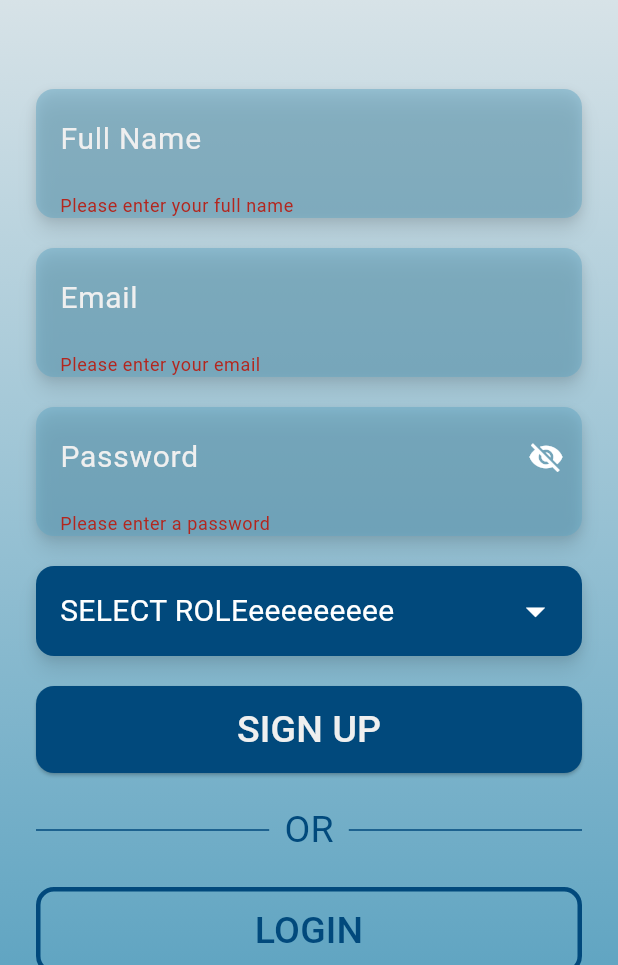
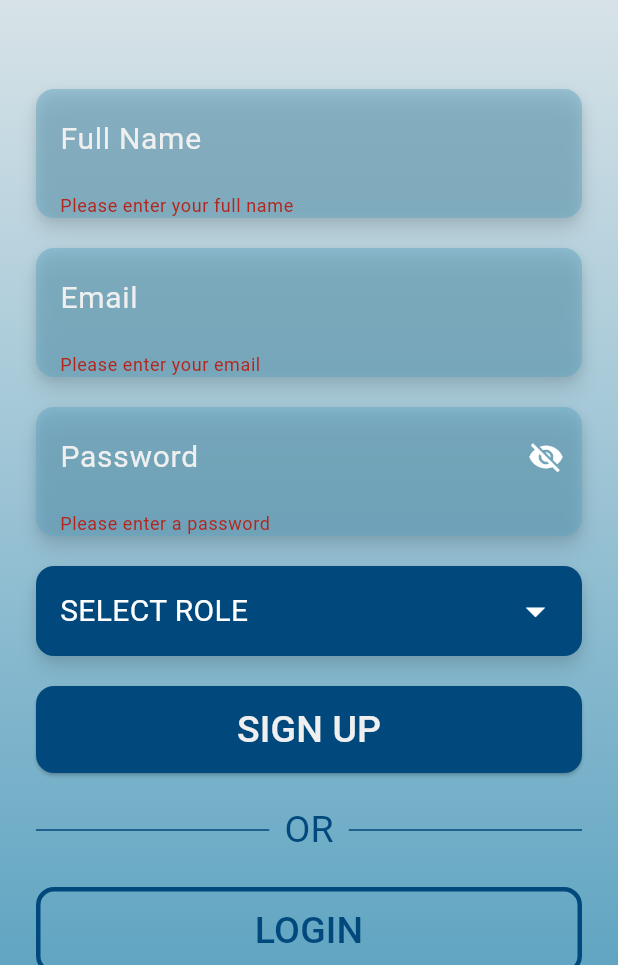
Before and after one commit to seifmohamed3110/skill_sync, a Flutter app: the SignUpScreen screen opened by its route, after a tap on "SIGN UP", on a phone screen of 412 x 824 dp, the part 271-1236 px from its top. Run offline on Flutter 3.47's test engine with Material 3 defaults, Android fonts, the phone set to English and light mode, and no system bars; our stand-ins replace file_picker, google_fonts, image_picker, shared_preferences; accounts and stored records are empty; network calls fail; Roboto replaces fonts that are missing (Cantora One, CantoraOne).

```diff
--- a/lib/screens/sign_up_screen.dart
+++ b/lib/screens/sign_up_screen.dart
@@ -1,8 +1,8 @@
 import 'dart:async';
+import 'dart:convert';
 import 'package:flutter/material.dart';
 import 'package:google_fonts/google_fonts.dart';
 import 'package:http/http.dart' as http;
-import 'dart:convert';
 
 class SignUpScreen extends StatefulWidget {
   const SignUpScreen({super.key});
@@ -23,9 +23,7 @@ class _SignUpScreenState extends State<SignUpScreen> {
   bool _showRoles = false;
 
   final List<String> _roles = ['STUDENT', 'MENTOR'];
-
-  // Updated with your Railway backend URL
-  final String _backendUrl = 'https://skillsync-production-189b.up.railway.app';
+  final String _signUpUrl = 'https://skillsync-production-189b.up.railway.app/api/auth/register';
 
   Future<void> _signUpUser() async {
     if (!_formKey.currentState!.validate()) return;
@@ -39,20 +37,30 @@ class _SignUpScreenState extends State<SignUpScreen> {
     setState(() => _isLoading = true);
 
     try {
+      final body = jsonEncode({
+        'name': fullNameController.text,
+        'email': emailController.text,
+        'password': passwordController.text,
+        'role': _selectedRole?.toLowerCase(),
+      });
+
+      debugPrint('Sending signup request to: $_signUpUrl');
+      debugPrint('Request body: $body');
+
       final response = await http.post(
-        Uri.parse(_backendUrl),
+        Uri.parse('https://skillsync-production-189b.up.railway.app/api/auth/register'),
         headers: {'Content-Type': 'application/json'},
-        body: jsonEncode({
-          'fullName': fullNameController.text,
-          'email': emailController.text,
-          'password': passwordController.text,
-          'role': _selectedRole,
-        }),
+        body: body,
       ).timeout(const Duration(seconds: 20));
 
-      final responseData = jsonDecode(response.body);
+      // Added debug prints
+      print("Status code: ${response.statusCode}");
+      print("Response body: ${response.body}");
+      debugPrint('Response status: ${response.statusCode}');
+      debugPrint('Response body: ${response.body}');
 
       if (response.statusCode == 201) {
+        // Success
         Navigator.pushReplacementNamed(
           context,
           _selectedRole == 'STUDENT' ? '/student_home' : '/mentor_home',
@@ -61,24 +69,38 @@ class _SignUpScreenState extends State<SignUpScreen> {
           const SnackBar(content: Text('Registration successful!')),
         );
       } else {
+        // Handle different error cases
+        final errorMessage = _getErrorMessage(response);
         ScaffoldMessenger.of(context).showSnackBar(
-          SnackBar(content: Text(responseData['message'] ?? 'Registration failed')),
+          SnackBar(content: Text(errorMessage)),
         );
       }
+    } on TimeoutException {
+      ScaffoldMessenger.of(context).showSnackBar(
+        const SnackBar(content: Text('Request timed out. Please try again.')),
+      );
     } on http.ClientException catch (e) {
       ScaffoldMessenger.of(context).showSnackBar(
         SnackBar(content: Text('Network error: ${e.message}')),
       );
-    } on TimeoutException {
+    } catch (e) {
+      debugPrint('Error during signup: $e');
       ScaffoldMessenger.of(context).showSnackBar(
-        const SnackBar(content: Text('Connection timeout')),
-      );
-    } catch (e) {
-      ScaffoldMessenger.of(context).showSnackBar(
-        SnackBar(content: Text('Error: ${e.toString()}')),
+        SnackBar(content: Text('An error occurred: ${e.toString()}')),
       );
     } finally {
       setState(() => _isLoading = false);
+    }
+  }
+
+  String _getErrorMessage(http.Response response) {
+    try {
+      final responseData = jsonDecode(response.body);
+      return responseData['message'] ??
+          responseData['error'] ??
+          'Registration failed (Status ${response.statusCode})';
+    } catch (e) {
+      return 'Registration failed (Status ${response.statusCode})';
     }
   }
 
@@ -177,7 +199,7 @@ class _SignUpScreenState extends State<SignUpScreen> {
                             mainAxisAlignment: MainAxisAlignment.spaceBetween,
                             children: [
                               Text(
-                                _selectedRole ?? 'SELECT ROLEeeeeeeeee',
+                                _selectedRole ?? 'SELECT ROLE',
                                 style: GoogleFonts.getFont(
                                   'Cantora One',
                                   color: Colors.white,
```
